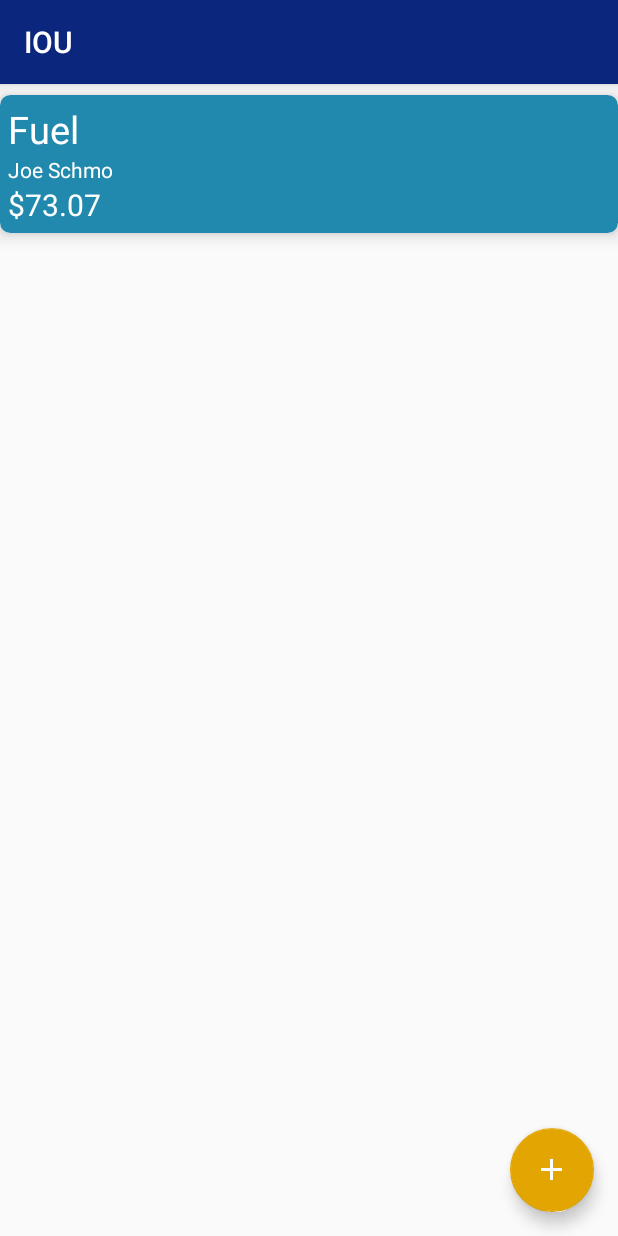
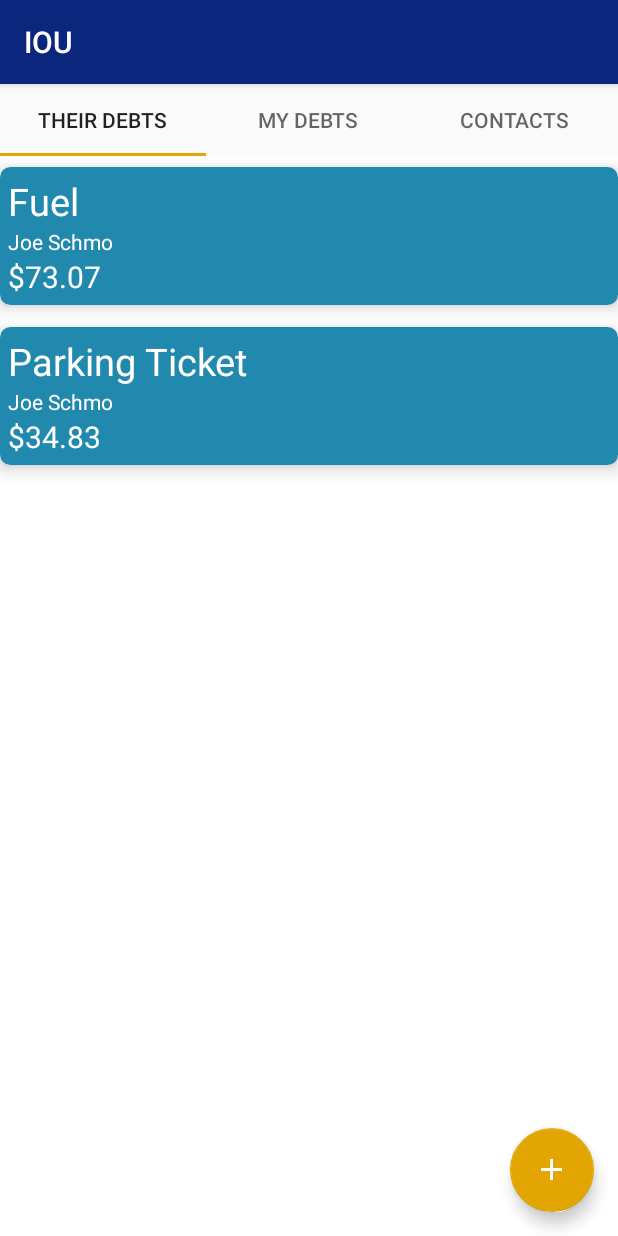
Before and after one commit to MarsHillUniversityCS/IOU, an Android app: the ViewDebtListActivity screen opened directly, with no data from a screen before it, after a tap on an icon or button, on a phone screen of 412 x 824 dp. Run offline under Robolectric (Android 15) with nearby library versions, the phone set to English and light mode, and no system bars; our stand-ins replace Room's generated code.

```diff
--- a/app/src/main/java/cs421/cs/mhu/edu/iou/listdebts/DebtListViewModel.java
+++ b/app/src/main/java/cs421/cs/mhu/edu/iou/listdebts/DebtListViewModel.java
@@ -29,7 +29,7 @@ public class DebtListViewModel extends AndroidViewModel {
     public DebtListViewModel(Application application) {
         super(application);
 
-        database = IOUDb.getDatabase(this.getApplication());
+        database = IOUDb.getDatabase(application);
 
         debtList = database.iouDao().getAllDebts();
     }
--- /dev/null
+++ b/app/src/main/java/cs421/cs/mhu/edu/iou/listdebts/ListDebtorsFragment.java
@@ -0,0 +1,160 @@
+package cs421.cs.mhu.edu.iou.listdebts;
+
+import android.app.Activity;
+import android.app.AlertDialog;
+import android.arch.lifecycle.Observer;
+import android.arch.lifecycle.ViewModelProviders;
+import android.content.DialogInterface;
+import android.os.Bundle;
+import android.support.annotation.Nullable;
+import android.support.design.widget.FloatingActionButton;
+import android.support.design.widget.Snackbar;
+import android.support.v4.app.Fragment;
+import android.support.v7.widget.LinearLayoutManager;
+import android.support.v7.widget.RecyclerView;
+import android.view.LayoutInflater;
+import android.view.View;
+import android.view.ViewGroup;
+
+import java.util.ArrayList;
+import java.util.List;
+
+import cs421.cs.mhu.edu.iou.R;
+import cs421.cs.mhu.edu.iou.db.Debt;
+
+/**
+ * Created by mgilbert on 12/12/17.
+ */
+
+public class ListDebtorsFragment extends Fragment implements
+        View.OnLongClickListener,
+        View.OnClickListener {
+
+    private final String[] debtTitles = {
+            "Hamilton Tickets",
+            "McDonalds",
+            "Back massage",
+            "Main St. Burrito",
+            "Stackhouse",
+            "Fuel",
+            "Groceries",
+            "Parking Ticket"
+    };
+
+    Debt lastDeletedDebt;
+
+    DebtListViewModel debtListViewModel;
+    RecyclerViewAdapter recyclerViewAdapter;
+    RecyclerView recyclerView;
+    LinearLayoutManager mLayoutManager;
+    FloatingActionButton addButton;
+
+    @Override
+    public View onCreateView(LayoutInflater inflater, ViewGroup container,
+                             Bundle savedInstanceState) {
+
+        View v = inflater.inflate(R.layout.fragment_view_debtors, container, false);
+
+
+        recyclerView = v.findViewById(R.id.recyclerView);
+        recyclerViewAdapter = new RecyclerViewAdapter(new ArrayList<Debt>(),
+                this,
+                this);
+        mLayoutManager = new LinearLayoutManager(v.getContext());
+        recyclerView.setLayoutManager(mLayoutManager);
+
+        recyclerView.setAdapter(recyclerViewAdapter);
+
+        addButton = v.findViewById(R.id.fab);
+
+        debtListViewModel = ViewModelProviders.of(this).get(DebtListViewModel.class);
+
+        debtListViewModel.getDebtList().observe(this,
+                new Observer<List<Debt>>(){
+                    @Override
+                    public void onChanged(@Nullable List<Debt> debts){
+                        recyclerViewAdapter.addItems(debts);
+                    }
+
+                });
+
+        addButton.setOnClickListener(new View.OnClickListener() {
+            @Override
+            public void onClick(View view) {
+                //BRANDON - this would launch your 'AddDebtActivity', or whatever.
+                Debt d = new Debt();
+                double amount = Math.random() * 100;
+                d.setAmount(amount);
+                d.setDescription("Tickets to a broadway show");
+
+                String title = debtTitles[(int)(Math.random() * debtTitles.length)];
+                d.setTitle(title);
+
+                d.setPaidInFull(false);
+                d.setReminderFrequency(864000);
+                d.setTheyOweMe(true);
+                d.setTime(System.currentTimeMillis());
+                d.setContactID(1);
+                debtListViewModel.addDebt(d);
+            }
+        });
+
+
+        return v;
+    }
+
+    @Override
+    public void onCreate(Bundle savedInstanceState){
+        super.onCreate(savedInstanceState);
+
+    }
+
+    @Override public boolean onLongClick(View view) { final Debt d = (Debt) view.getTag();
+        AlertDialog.Builder builder = new AlertDialog.Builder(this.getActivity());
+
+        builder.setTitle("Delete Debt");
+        builder.setMessage("Are you sure you'd like to delete this debt?");
+        builder.setPositiveButton("Yes",
+                new DialogInterface.OnClickListener() {
+                    @Override
+                    public void onClick(DialogInterface dialogInterface, int i) {
+                        Snackbar deleteAndUndo = Snackbar.make(
+                                ListDebtorsFragment.this.getActivity().findViewById(R.id.fab),
+                                "Deleting debt",
+                                Snackbar.LENGTH_SHORT);
+                        deleteAndUndo.setAction(R.string.undo_string, new View.OnClickListener() {
+                            @Override
+                            public void onClick(View view) {
+                                debtListViewModel.addDebt(lastDeletedDebt);
+                            }
+                        });
+                        deleteAndUndo.show();
+                        lastDeletedDebt = d;
+                        debtListViewModel.deleteDebt(d);
+                    }
+                });
+        builder.setNegativeButton("No",
+                new DialogInterface.OnClickListener() {
+                    @Override
+                    public void onClick(DialogInterface dialogInterface, int i) {
+                        //do nothing...
+                    }
+                });
+        builder.show();
+        return true;
+    }
+
+    @Override
+    public void onClick(View view) {
+        Debt d = (Debt) view.getTag();
+
+        //Toast.makeText(this, d.toString(), Toast.LENGTH_LONG).show();
+
+        Snackbar.make(this.getActivity().findViewById(R.id.fab), d.toString(),
+                Snackbar.LENGTH_SHORT)
+                .show();
+    }
+
+
+
+}
--- /dev/null
+++ b/app/src/main/java/cs421/cs/mhu/edu/iou/listdebts/TabPageAdapter.java
@@ -0,0 +1,46 @@
+package cs421.cs.mhu.edu.iou.listdebts;
+
+import android.support.v4.app.Fragment;
+import android.support.v4.app.FragmentManager;
+import android.support.v4.app.FragmentPagerAdapter;
+
+/**
+ * Created by mgilbert on 12/12/17.
+ */
+
+public class TabPageAdapter extends FragmentPagerAdapter {
+
+    public TabPageAdapter(FragmentManager fm) {
+        super(fm);
+    }
+
+    @Override
+    public Fragment getItem(int position) {
+        switch(position){
+            case 0: return new ListDebtorsFragment();
+            case 1: return new ListDebtorsFragment();
+            case 2: return new ListDebtorsFragment();
+            default: return null;
+        }
+    }
+
+    @Override
+    public CharSequence getPageTitle(int position) {
+
+        switch (position) {
+            case 0:
+                return "Their debts";
+            case 1:
+                return "My Debts";
+            case 2:
+                return "Contacts";
+            default:
+                return null;
+        }
+    }
+
+    @Override
+    public int getCount() {
+        return 3;
+    }
+}
--- a/app/src/main/java/cs421/cs/mhu/edu/iou/listdebts/ViewDebtListActivity.java
+++ b/app/src/main/java/cs421/cs/mhu/edu/iou/listdebts/ViewDebtListActivity.java
@@ -1,149 +1,32 @@
 package cs421.cs.mhu.edu.iou.listdebts;
 
-import android.app.AlertDialog;
-import android.arch.lifecycle.Observer;
-import android.arch.lifecycle.ViewModelProviders;
-import android.content.DialogInterface;
 import android.os.Bundle;
-import android.support.annotation.Nullable;
-import android.support.design.widget.FloatingActionButton;
-import android.support.design.widget.Snackbar;
+import android.support.design.widget.TabLayout;
+import android.support.v4.view.ViewPager;
 import android.support.v7.app.AppCompatActivity;
-import android.support.v7.widget.LinearLayoutManager;
-import android.support.v7.widget.RecyclerView;
-import android.view.View;
 
-import java.util.ArrayList;
-import java.util.List;
 
 import cs421.cs.mhu.edu.iou.R;
-import cs421.cs.mhu.edu.iou.db.Debt;
 
-public class ViewDebtListActivity extends AppCompatActivity implements View.OnLongClickListener, View.OnClickListener {
-
-    // MJG - I looked at these sites for ref on RecylerView stuff
-    // https://www.sitepoint.com/mastering-complex-lists-with-the-android-recyclerview/
-    // https://android.jlelse.eu/android-architecture-components-room-livedata-and-viewmodel-fca5da39e26b
-
-    private final String[] debtTitles = {
-            "Hamilton Tickets",
-            "McDonalds",
-            "Back massage",
-            "Main St. Burrito",
-            "Stackhouse",
-            "Fuel",
-            "Groceries",
-            "Parking Ticket"
-    };
-
-    Debt lastDeletedDebt;
-
-    DebtListViewModel debtListViewModel;
-    RecyclerViewAdapter recyclerViewAdapter;
-    RecyclerView recyclerView;
-    LinearLayoutManager mLayoutManager;
+public class ViewDebtListActivity extends AppCompatActivity {
+    TabPageAdapter mAdapter;
+    ViewPager mViewPager;
 
     @Override
     protected void onCreate(Bundle savedInstanceState) {
         super.onCreate(savedInstanceState);
         setContentView(R.layout.activity_view_debt_list);
 
-        recyclerView = findViewById(R.id.recyclerView);
-        recyclerViewAdapter = new RecyclerViewAdapter(new ArrayList<Debt>(),
-                this,
-                this);
-        mLayoutManager = new LinearLayoutManager(this);
-        recyclerView.setLayoutManager(mLayoutManager);
+        mAdapter = new TabPageAdapter(getSupportFragmentManager());
 
-        recyclerView.setAdapter(recyclerViewAdapter);
+        mViewPager = findViewById(R.id.iou_viewpager);
+        mViewPager.setAdapter(mAdapter);
 
-        //RecyclerView.ItemAnimator itemAnimator = new DefaultItemAnimator();
-        RecyclerView.ItemAnimator itemAnimator = recyclerView.getItemAnimator();
-        itemAnimator.setAddDuration(1000);
-        itemAnimator.setRemoveDuration(10);
-        recyclerView.setItemAnimator(itemAnimator);
-
-        debtListViewModel = ViewModelProviders.of(this).get(DebtListViewModel.class);
-
-        debtListViewModel.getDebtList().observe(ViewDebtListActivity.this,
-                new Observer<List<Debt>>(){
-            @Override
-            public void onChanged(@Nullable List<Debt> debts){
-                recyclerViewAdapter.addItems(debts);
-            }
-
-        });
-
-        FloatingActionButton addButton = findViewById(R.id.fab);
-        addButton.setOnClickListener(new View.OnClickListener() {
-            @Override
-            public void onClick(View view) {
-                //BRANDON - this would launch your 'AddDebtActivity', or whatever.
-                Debt d = new Debt();
-                double amount = Math.random() * 100;
-                d.setAmount(amount);
-                d.setDescription("Tickets to a broadway show");
-
-                String title = debtTitles[(int)(Math.random() * debtTitles.length)];
-                d.setTitle(title);
-
-                d.setPaidInFull(false);
-                d.setReminderFrequency(864000);
-                d.setTheyOweMe(true);
-                d.setTime(System.currentTimeMillis());
-                d.setContactID(1);
-                debtListViewModel.addDebt(d);
-            }
-        });
-
+        TabLayout tLayout = findViewById(R.id.iou_tabs);
+        tLayout.addTab(tLayout.newTab().setText("Tab 1"));
+        tLayout.addTab(tLayout.newTab().setText("Tab 2"));
+        tLayout.setupWithViewPager(mViewPager);
 
     }
 
-    @Override
-    public boolean onLongClick(View view) {
-        final Debt d = (Debt) view.getTag();
-
-        AlertDialog.Builder builder = new AlertDialog.Builder(this);
-
-        builder.setTitle("Delete Debt");
-        builder.setMessage("Are you sure you'd like to delete this debt?");
-        builder.setPositiveButton("Yes",
-                new DialogInterface.OnClickListener() {
-                    @Override
-                    public void onClick(DialogInterface dialogInterface, int i) {
-                        Snackbar deleteAndUndo = Snackbar.make(findViewById(R.id.fab), "Deleting debt",
-                                Snackbar.LENGTH_SHORT);
-                        deleteAndUndo.setAction(R.string.undo_string, new View.OnClickListener() {
-                            @Override
-                            public void onClick(View view) {
-                                debtListViewModel.addDebt(lastDeletedDebt);
-                            }
-                        });
-                        deleteAndUndo.show();
-                        lastDeletedDebt = d;
-                        debtListViewModel.deleteDebt(d);
-                    }
-                });
-        builder.setNegativeButton("No",
-                new DialogInterface.OnClickListener() {
-                    @Override
-                    public void onClick(DialogInterface dialogInterface, int i) {
-                        //do nothing...
-                    }
-                });
-                builder.show();
-        return true;
-    }
-
-    @Override
-    public void onClick(View view) {
-        Debt d = (Debt) view.getTag();
-
-        //Toast.makeText(this, d.toString(), Toast.LENGTH_LONG).show();
-
-        Snackbar.make(findViewById(R.id.fab), d.toString(),
-                Snackbar.LENGTH_SHORT)
-                .show();
-    }
-
 }
--- a/app/src/main/res/layout/activity_view_debt_list.xml
+++ b/app/src/main/res/layout/activity_view_debt_list.xml
@@ -1,35 +1,20 @@
 <?xml version="1.0" encoding="utf-8"?>
-<android.support.design.widget.CoordinatorLayout xmlns:android="http://schemas.android.com/apk/res/android"
+<LinearLayout xmlns:android="http://schemas.android.com/apk/res/android"
     xmlns:app="http://schemas.android.com/apk/res-auto"
-    xmlns:tools="http://schemas.android.com/tools"
     android:layout_width="match_parent"
     android:layout_height="match_parent"
-    tools:context="cs421.cs.mhu.edu.iou.listdebts.ViewDebtListActivity">
+    android:orientation="vertical">
 
-    <!--
-    <android.support.design.widget.AppBarLayout
+    <android.support.design.widget.TabLayout
+        android:id="@+id/iou_tabs"
         android:layout_width="match_parent"
         android:layout_height="wrap_content"
-        android:theme="@style/AppTheme.AppBarOverlay">
+        app:tabMode="fixed" />
 
-        <android.support.v7.widget.Toolbar
-            android:id="@+id/toolbar"
-            android:layout_width="match_parent"
-            android:layout_height="?attr/actionBarSize"
-            android:background="?attr/colorPrimary"
-            app:popupTheme="@style/AppTheme.PopupOverlay" />
+    <android.support.v4.view.ViewPager
+        android:id="@+id/iou_viewpager"
+        android:layout_width="match_parent"
+        android:layout_height="match_parent"
+        android:background="@android:color/white" />
 
-    </android.support.design.widget.AppBarLayout>
-    -->
-
-    <include layout="@layout/content_main" />
-
-    <android.support.design.widget.FloatingActionButton
-        android:id="@+id/fab"
-        android:layout_width="wrap_content"
-        android:layout_height="wrap_content"
-        android:layout_gravity="bottom|end"
-        android:layout_margin="@dimen/fab_margin"
-        app:srcCompat="@drawable/ic_add_white_24dp" />
-
-</android.support.design.widget.CoordinatorLayout>
+</LinearLayout>
--- a/app/src/main/res/layout/content_main.xml
+++ b/app/src/main/res/layout/content_main.xml
@@ -4,7 +4,7 @@
     xmlns:tools="http://schemas.android.com/tools"
     android:layout_width="match_parent"
     android:layout_height="match_parent"
-    tools:context="cs421.cs.mhu.edu.iou.listdebts.ViewDebtListActivity"
+    tools:context="cs421.cs.mhu.edu.iou.listdebts.ListDebtorsFragment"
     tools:showIn="@layout/activity_view_debt_list"
     android:id="@+id/relativeLayout">
 
--- /dev/null
+++ b/app/src/main/res/layout/fragment_view_debtors.xml
@@ -0,0 +1,35 @@
+<?xml version="1.0" encoding="utf-8"?>
+<android.support.design.widget.CoordinatorLayout xmlns:android="http://schemas.android.com/apk/res/android"
+xmlns:app="http://schemas.android.com/apk/res-auto"
+xmlns:tools="http://schemas.android.com/tools"
+android:layout_width="match_parent"
+android:layout_height="match_parent"
+tools:context="cs421.cs.mhu.edu.iou.listdebts.ListDebtorsFragment">
+
+<!--
+<android.support.design.widget.AppBarLayout
+    android:layout_width="match_parent"
+    android:layout_height="wrap_content"
+    android:theme="@style/AppTheme.AppBarOverlay">
+
+    <android.support.v7.widget.Toolbar
+        android:id="@+id/toolbar"
+        android:layout_width="match_parent"
+        android:layout_height="?attr/actionBarSize"
+        android:background="?attr/colorPrimary"
+        app:popupTheme="@style/AppTheme.PopupOverlay" />
+
+</android.support.design.widget.AppBarLayout>
+-->
+
+<include layout="@layout/content_main" />
+
+<android.support.design.widget.FloatingActionButton
+    android:id="@+id/fab"
+    android:layout_width="wrap_content"
+    android:layout_height="wrap_content"
+    android:layout_gravity="bottom|end"
+    android:layout_margin="@dimen/fab_margin"
+    app:srcCompat="@drawable/ic_add_white_24dp" />
+
+</android.support.design.widget.CoordinatorLayout>
```
